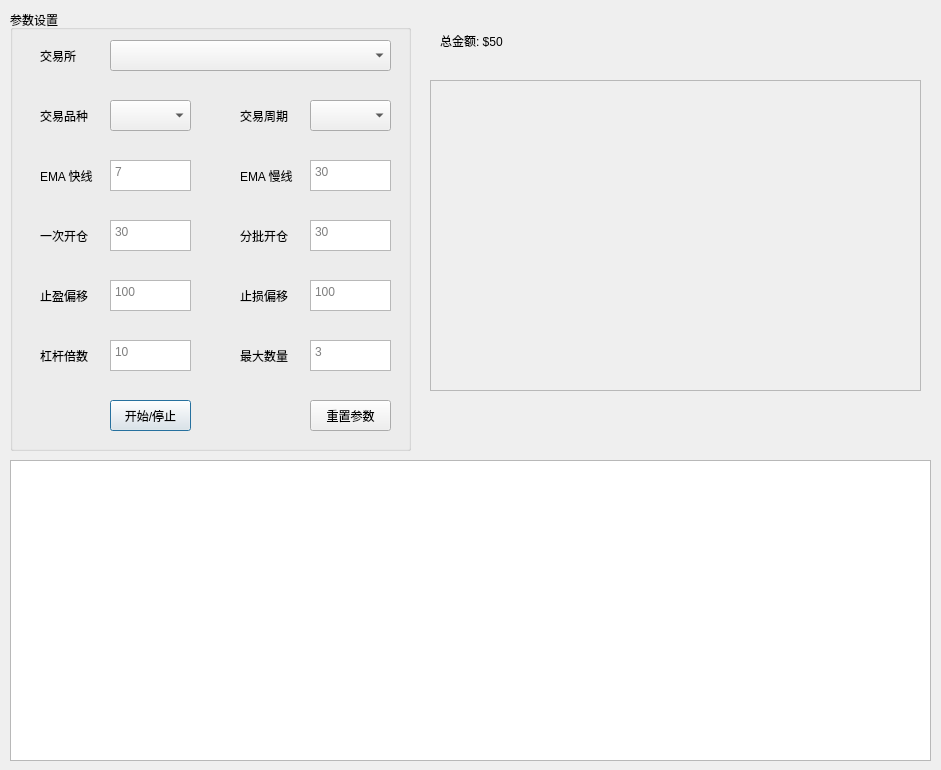
First picture: the form in gui/qds_gui.ui, repository killangell/qds, before the edit.
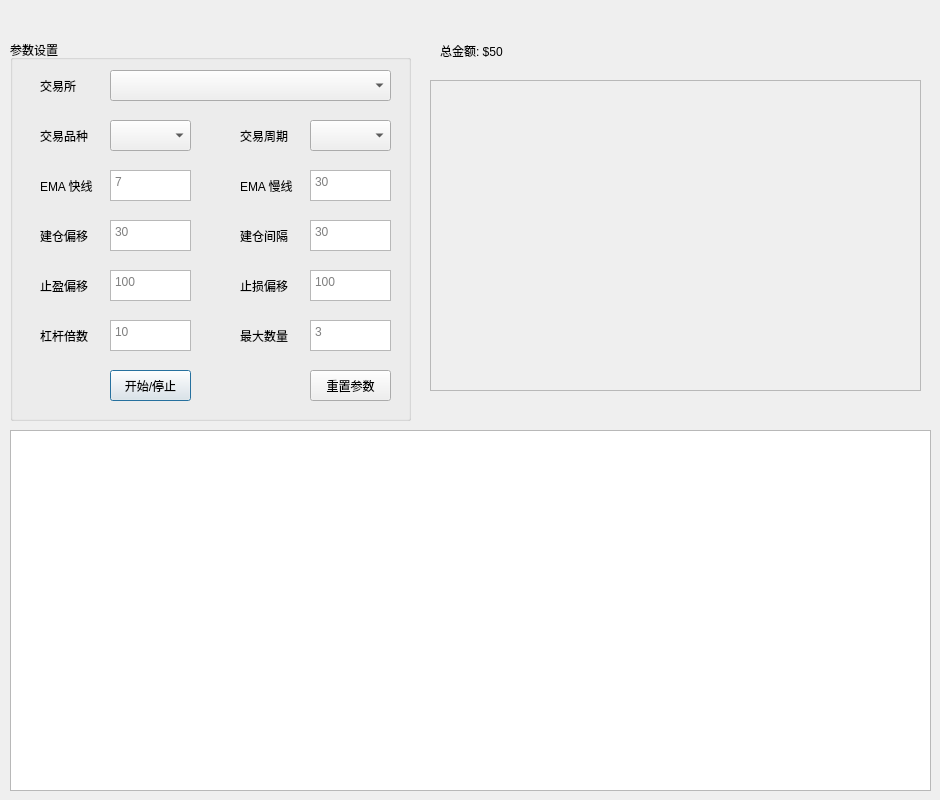
Second picture: the form after the edit. Icons and pictures are not drawn.

Diff of the .ui file:
```diff
--- a/gui/qds_gui.ui
+++ b/gui/qds_gui.ui
@@ -6,8 +6,8 @@
    <rect>
     <x>0</x>
     <y>0</y>
-    <width>941</width>
-    <height>770</height>
+    <width>940</width>
+    <height>800</height>
    </rect>
   </property>
   <property name="minimumSize">
@@ -26,9 +26,9 @@
    <property name="geometry">
     <rect>
      <x>10</x>
-     <y>10</y>
+     <y>40</y>
      <width>401</width>
-     <height>441</height>
+     <height>381</height>
     </rect>
    </property>
    <property name="title">
@@ -38,7 +38,7 @@
     <property name="geometry">
      <rect>
       <x>30</x>
-      <y>100</y>
+      <y>90</y>
       <width>54</width>
       <height>12</height>
      </rect>
@@ -51,7 +51,7 @@
     <property name="geometry">
      <rect>
       <x>100</x>
-      <y>90</y>
+      <y>80</y>
       <width>81</width>
       <height>31</height>
      </rect>
@@ -61,7 +61,7 @@
     <property name="geometry">
      <rect>
       <x>30</x>
-      <y>160</y>
+      <y>140</y>
       <width>54</width>
       <height>12</height>
      </rect>
@@ -74,7 +74,7 @@
     <property name="geometry">
      <rect>
       <x>230</x>
-      <y>160</y>
+      <y>140</y>
       <width>54</width>
       <height>12</height>
      </rect>
@@ -87,20 +87,20 @@
     <property name="geometry">
      <rect>
       <x>30</x>
-      <y>220</y>
+      <y>190</y>
       <width>54</width>
       <height>12</height>
      </rect>
     </property>
     <property name="text">
-     <string>一次开仓</string>
+     <string>建仓偏移</string>
     </property>
    </widget>
    <widget class="QLabel" name="label_8">
     <property name="geometry">
      <rect>
       <x>30</x>
-      <y>280</y>
+      <y>240</y>
       <width>54</width>
       <height>12</height>
      </rect>
@@ -113,7 +113,7 @@
     <property name="geometry">
      <rect>
       <x>30</x>
-      <y>340</y>
+      <y>290</y>
       <width>54</width>
       <height>12</height>
      </rect>
@@ -126,7 +126,7 @@
     <property name="geometry">
      <rect>
       <x>100</x>
-      <y>150</y>
+      <y>130</y>
       <width>81</width>
       <height>31</height>
      </rect>
@@ -139,7 +139,7 @@
     <property name="geometry">
      <rect>
       <x>300</x>
-      <y>150</y>
+      <y>130</y>
       <width>81</width>
       <height>31</height>
      </rect>
@@ -148,11 +148,11 @@
      <string>30</string>
     </property>
    </widget>
-   <widget class="QTextEdit" name="txt_one_time">
+   <widget class="QTextEdit" name="txt_open_offset">
     <property name="geometry">
      <rect>
       <x>100</x>
-      <y>210</y>
+      <y>180</y>
       <width>81</width>
       <height>31</height>
      </rect>
@@ -165,7 +165,7 @@
     <property name="geometry">
      <rect>
       <x>100</x>
-      <y>270</y>
+      <y>230</y>
       <width>81</width>
       <height>31</height>
      </rect>
@@ -178,7 +178,7 @@
     <property name="geometry">
      <rect>
       <x>100</x>
-      <y>330</y>
+      <y>280</y>
       <width>81</width>
       <height>31</height>
      </rect>
@@ -191,7 +191,7 @@
     <property name="geometry">
      <rect>
       <x>230</x>
-      <y>100</y>
+      <y>90</y>
       <width>54</width>
       <height>12</height>
      </rect>
@@ -204,7 +204,7 @@
     <property name="geometry">
      <rect>
       <x>300</x>
-      <y>90</y>
+      <y>80</y>
       <width>81</width>
       <height>31</height>
      </rect>
@@ -214,7 +214,7 @@
     <property name="geometry">
      <rect>
       <x>230</x>
-      <y>340</y>
+      <y>290</y>
       <width>54</width>
       <height>12</height>
      </rect>
@@ -227,7 +227,7 @@
     <property name="geometry">
      <rect>
       <x>300</x>
-      <y>330</y>
+      <y>280</y>
       <width>81</width>
       <height>31</height>
      </rect>
@@ -240,7 +240,7 @@
     <property name="geometry">
      <rect>
       <x>300</x>
-      <y>270</y>
+      <y>230</y>
       <width>81</width>
       <height>31</height>
      </rect>
@@ -253,7 +253,7 @@
     <property name="geometry">
      <rect>
       <x>230</x>
-      <y>280</y>
+      <y>240</y>
       <width>54</width>
       <height>12</height>
      </rect>
@@ -266,20 +266,20 @@
     <property name="geometry">
      <rect>
       <x>230</x>
-      <y>220</y>
+      <y>190</y>
       <width>54</width>
       <height>12</height>
      </rect>
     </property>
     <property name="text">
-     <string>分批开仓</string>
+     <string>建仓间隔</string>
     </property>
    </widget>
-   <widget class="QTextEdit" name="txt_multi_times">
+   <widget class="QTextEdit" name="txt_open_interval">
     <property name="geometry">
      <rect>
       <x>300</x>
-      <y>210</y>
+      <y>180</y>
       <width>81</width>
       <height>31</height>
      </rect>
@@ -318,7 +318,7 @@
     <property name="geometry">
      <rect>
       <x>100</x>
-      <y>390</y>
+      <y>330</y>
       <width>81</width>
       <height>31</height>
      </rect>
@@ -331,7 +331,7 @@
     <property name="geometry">
      <rect>
       <x>300</x>
-      <y>390</y>
+      <y>330</y>
       <width>81</width>
       <height>31</height>
      </rect>
@@ -345,7 +345,7 @@
    <property name="geometry">
     <rect>
      <x>440</x>
-     <y>20</y>
+     <y>30</y>
      <width>111</width>
      <height>41</height>
     </rect>
@@ -380,9 +380,9 @@
    <property name="geometry">
     <rect>
      <x>10</x>
-     <y>460</y>
+     <y>430</y>
      <width>921</width>
-     <height>301</height>
+     <height>361</height>
     </rect>
    </property>
   </widget>
```
Left out of the diff: 51 changed lines with no effect on the pictures.
